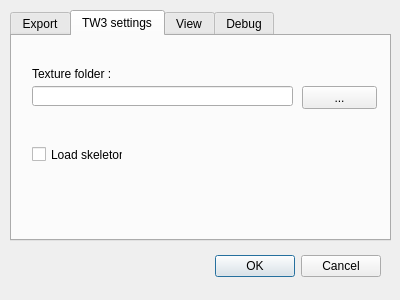
Above: W2ENT_QT/options.ui from JLouis-B/RedTools before the change. Below: the same form after it.
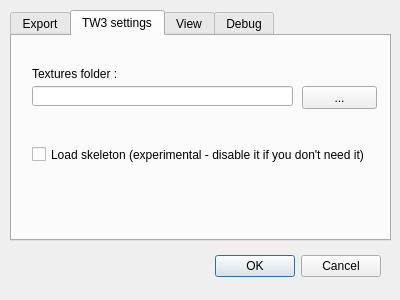
That is the form after the change. The open tabs and pages were chosen to show the change.

What changed in the file:
```diff
--- a/W2ENT_QT/options.ui
+++ b/W2ENT_QT/options.ui
@@ -242,12 +242,12 @@
       <rect>
        <x>20</x>
        <y>30</y>
-       <width>81</width>
+       <width>341</width>
        <height>16</height>
       </rect>
      </property>
      <property name="text">
-      <string>Texture folder :</string>
+      <string>Textures folder :</string>
      </property>
     </widget>
     <widget class="QCheckBox" name="checkBox_TW3_loadSkel">
@@ -255,12 +255,12 @@
       <rect>
        <x>20</x>
        <y>110</y>
-       <width>91</width>
+       <width>341</width>
        <height>17</height>
       </rect>
      </property>
      <property name="text">
-      <string>Load skeleton</string>
+      <string>Load skeleton (experimental - disable it if you don't need it)</string>
      </property>
     </widget>
    </widget>
```
Left out of the diff: 6 changed lines with no effect on the pictures.
